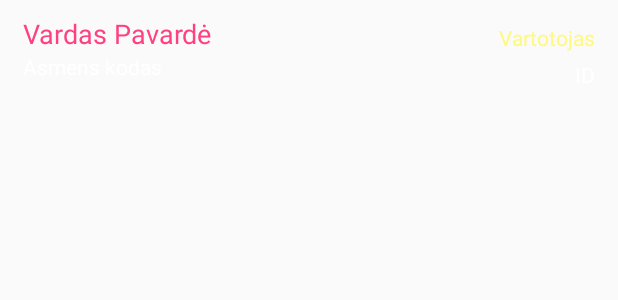
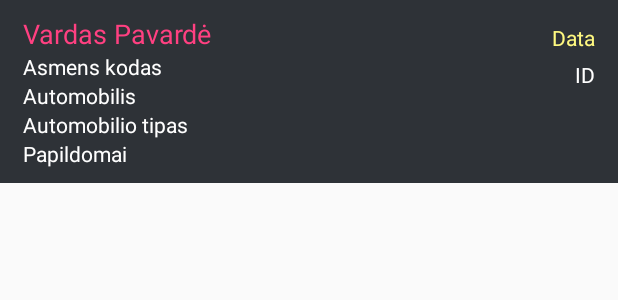
Before and after one commit to lietuvis1337/automobiliu_nuoma, an Android app: the layout container_automobiliai.xml on its own in the app's theme, with its tools: preview values and no code run, on a phone screen of 412 x 824 dp. Shown: the top 300 px of the screen. Run offline under Robolectric (Android 15) with nearby library versions, the phone set to English and light mode, and no system bars.

```diff
--- a/app/src/main/java/eunuoma/freecluster/rol/nuoma/SearchActivity.java
+++ b/app/src/main/java/eunuoma/freecluster/rol/nuoma/SearchActivity.java
@@ -247,7 +247,10 @@ public class SearchActivity extends AppCompatActivity {
                                 json_data.getString("vartotojas"),
                                 json_data.getString("vardas"),
                                 json_data.getString("pavarde"),
-                                json_data.getString("asmenskodas")
+                                json_data.getString("asmenskodas"),
+                                json_data.getString("automobilis"),
+                                json_data.getString("tipas"),
+                                json_data.getString("paslaugos")
                         );
                         data.add(automobilis);
                     }
--- a/app/src/main/res/layout/container_automobiliai.xml
+++ b/app/src/main/res/layout/container_automobiliai.xml
@@ -2,6 +2,7 @@
 <RelativeLayout xmlns:android="http://schemas.android.com/apk/res/android"
     android:layout_width="match_parent"
     android:layout_height="wrap_content"
+    android:background="@color/colorBG"
     android:clickable="true"
     android:orientation="horizontal"
     android:padding="10dp">
@@ -19,8 +20,8 @@
         android:layout_width="wrap_content"
         android:layout_height="wrap_content"
         android:textAppearance="?android:attr/textAppearanceSmall"
-        android:text="Vartotojas"
-        android:id="@+id/textVartotojas"
+        android:text="Data"
+        android:id="@+id/textData"
         android:textColor="@color/colorYellow"
         android:layout_alignParentRight="true"
         android:layout_marginLeft="5dp"
@@ -35,7 +36,7 @@
         android:text="ID"
         android:id="@+id/textID"
         android:textColor="@color/colorWhite"
-        android:layout_below="@id/textVartotojas"
+        android:layout_below="@id/textData"
         android:layout_alignParentRight="true"
         android:layout_marginLeft="5dp"
         android:layout_marginTop="5dp"
@@ -52,5 +53,35 @@
         android:layout_below="@id/textVardasPavarde"
         android:textColor="@color/colorWhite"/>
 
+    <TextView
+        android:layout_width="wrap_content"
+        android:layout_height="wrap_content"
+        android:textAppearance="?android:attr/textAppearanceSmall"
+        android:text="Automobilis"
+        android:id="@+id/textAutomobilis"
+        android:layout_marginLeft="5dp"
+        android:layout_below="@id/textAsmensKodas"
+        android:textColor="@color/colorWhite"/>
+
+    <TextView
+        android:layout_width="wrap_content"
+        android:layout_height="wrap_content"
+        android:textAppearance="?android:attr/textAppearanceSmall"
+        android:text="Automobilio tipas"
+        android:id="@+id/textTipas"
+        android:layout_marginLeft="5dp"
+        android:layout_below="@id/textAutomobilis"
+        android:textColor="@color/colorWhite"/>
+
+    <TextView
+        android:layout_width="wrap_content"
+        android:layout_height="wrap_content"
+        android:textAppearance="?android:attr/textAppearanceSmall"
+        android:text="Papildomai"
+        android:id="@+id/textPapildomai"
+        android:layout_marginLeft="5dp"
+        android:layout_below="@id/textTipas"
+        android:textColor="@color/colorWhite"/>
+
 
 </RelativeLayout>
```
Also changed, not shown: app/src/main/java/eunuoma/freecluster/rol/nuoma/AdapterAutomobiliai.java (+13 -4 lines), app/src/main/java/eunuoma/freecluster/rol/nuoma/AddEntryActivity.java (+7 -8 lines), app/src/main/java/eunuoma/freecluster/rol/nuoma/Automobiliai.java (+32 -1 lines).
